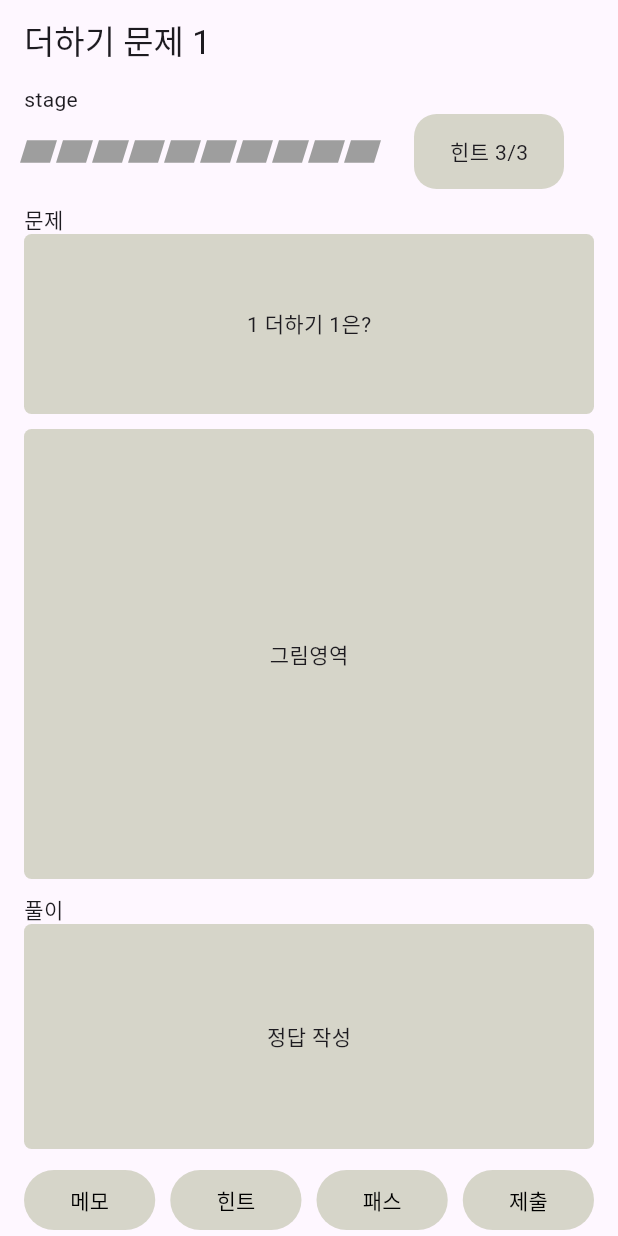
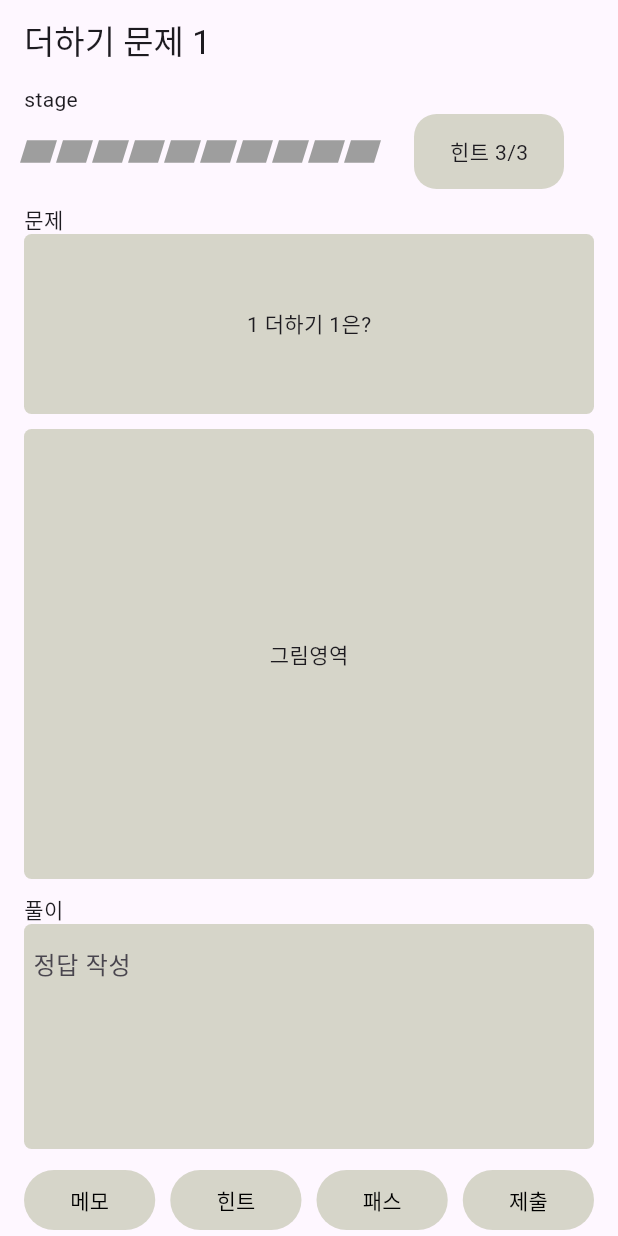
Before and after one commit to APP-iOS7/thinquiz, a Flutter app: the screen it shows after launch, on a phone screen of 412 x 824 dp. Run offline on Flutter 3.47's test engine with Material 3 defaults, Android fonts, the phone set to English and light mode, and no system bars.

Commit message:
정답작성 텍스트필드 추가

```diff
--- a/thinquiz/lib/screens/quiz_screen.dart
+++ b/thinquiz/lib/screens/quiz_screen.dart
@@ -11,6 +11,8 @@ class QuizScreen extends StatefulWidget {
 }
 
 class _QuizScreenState extends State<QuizScreen> {
+  final TextEditingController _answerController = TextEditingController();
+
   @override
   Widget build(BuildContext context) {
     return Consumer<GameProvider>(builder: (context, game, child) {
@@ -76,7 +78,25 @@ class _QuizScreenState extends State<QuizScreen> {
                           decoration: BoxDecoration(
                               borderRadius: BorderRadius.circular(5),
                               color: Color(0xffd6d5c9)),
-                          child: Center(child: const Text('정답 작성')))),
+                          child: Padding(
+                            padding: const EdgeInsets.all(6),
+                            child: Center(
+                              child: TextField(
+                                maxLines: null,
+                                expands: true,
+                                keyboardType: TextInputType.multiline,
+                                controller: _answerController,
+                                decoration: InputDecoration(
+                                  border: InputBorder.none,
+                                  focusedBorder: InputBorder.none,
+                                  enabledBorder: InputBorder.none,
+                                  hintText: '정답 작성'
+                                ),
+                              ),
+                            ),
+                          )
+                      )
+                  ),
                   SizedBox(height: 10),
                   Row(
                     children: [
@@ -111,12 +131,8 @@ class _QuizScreenState extends State<QuizScreen> {
                               style: TextButton.styleFrom(
                                   backgroundColor: Color(0xffd6d5c9)),
                               onPressed: () {},
-                              child: const Text(
-                                '제출',
-                                style: TextStyle(color: Colors.black)
-                              )
-                          )
-                      ),
+                              child: const Text('제출',
+                                  style: TextStyle(color: Colors.black)))),
                     ],
                   )
                 ],
```
